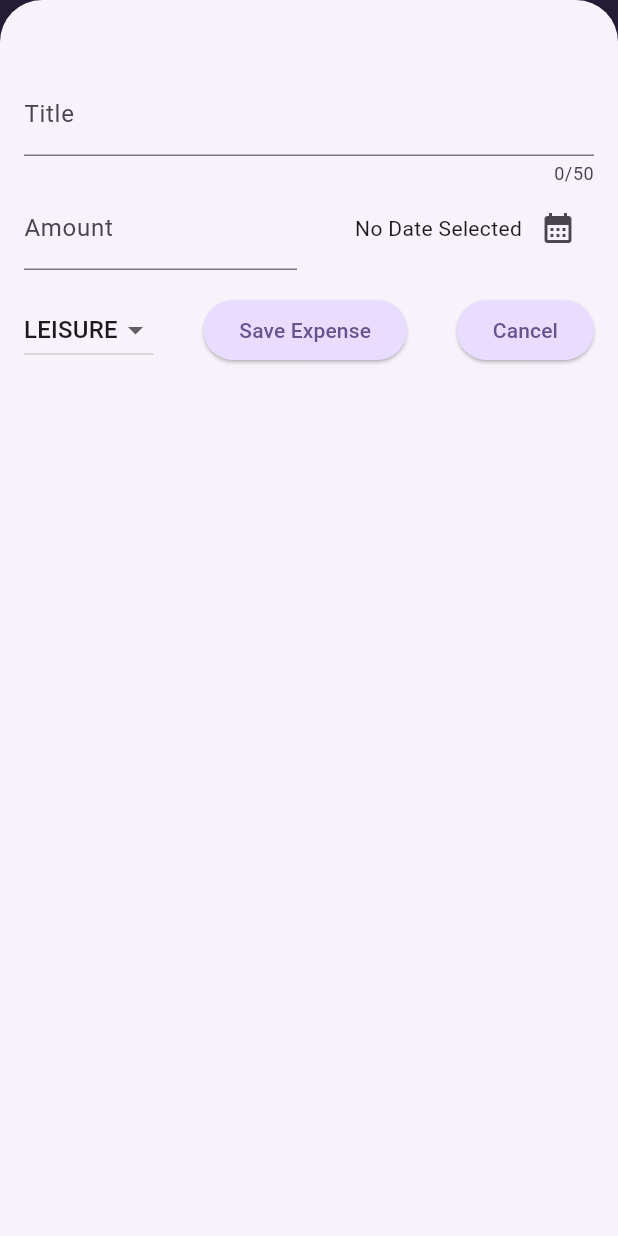
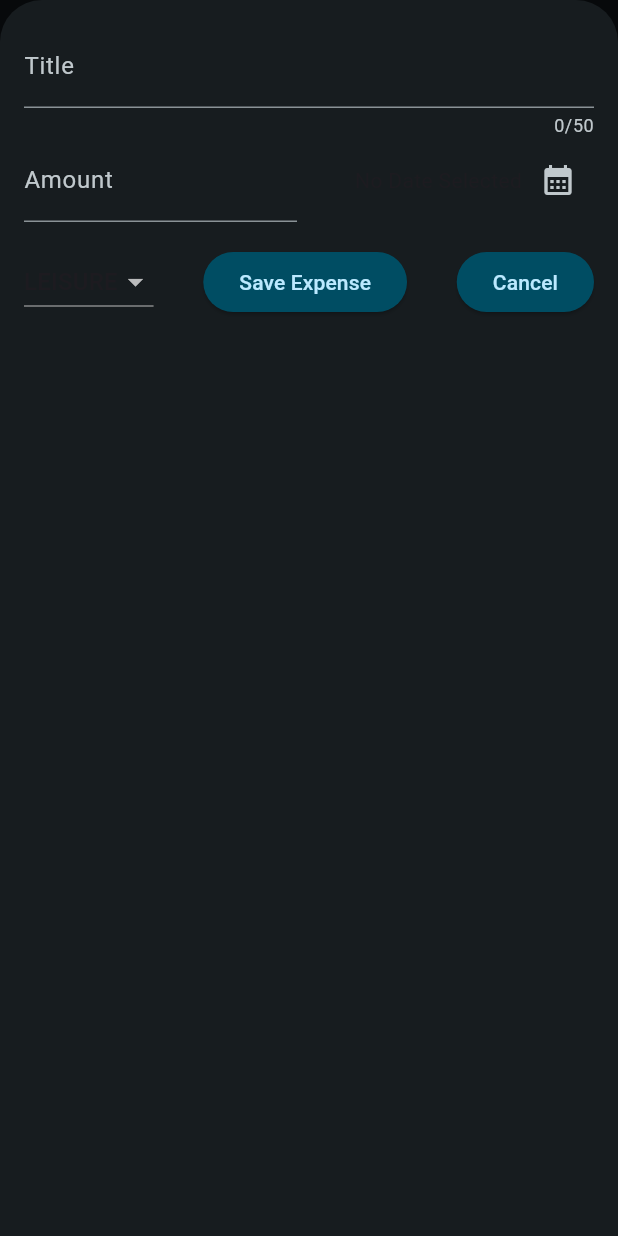
Before and after one commit to Michal-Iwa/Learning-Flutter, a Flutter app: the screen it shows after launch, after a tap on the "add" icon, on a phone screen of 412 x 824 dp. Run offline on Flutter 3.47's test engine with Material 3 defaults, Android fonts, the phone set to English and light mode, and no system bars; our stand-ins replace google_fonts.

Commit message:
make app resposive and adaptive

```diff
--- a/expenses_app/lib/main.dart
+++ b/expenses_app/lib/main.dart
@@ -1,14 +1,45 @@
 import 'package:flutter/material.dart';
+import 'package:flutter/cupertino.dart';
 
 import 'package:expenses_app/widgets/expenses.dart';
+// import 'package:flutter/services.dart';
 
 var kColorScheme = ColorScheme.fromSeed(
   seedColor: Color.fromARGB(255, 96, 59, 181),
 );
 
+var kDarkColorScheme = ColorScheme.fromSeed(
+  brightness: Brightness.dark,
+  seedColor: const Color.fromARGB(255, 5, 99, 125),
+);
+
 void main() {
+  // WidgetsFlutterBinding.ensureInitialized();
+  // SystemChrome.setPreferredOrientations([DeviceOrientation.portraitUp]).then((
+  //   fn,
+  // ) {
   runApp(
     MaterialApp(
+      darkTheme: ThemeData.dark().copyWith(
+        colorScheme: kDarkColorScheme,
+        cardTheme: CardThemeData().copyWith(
+          color: kDarkColorScheme.secondaryContainer,
+          margin: EdgeInsets.symmetric(horizontal: 16, vertical: 8),
+        ),
+        elevatedButtonTheme: ElevatedButtonThemeData(
+          style: ElevatedButton.styleFrom(
+            backgroundColor: kDarkColorScheme.primaryContainer,
+            foregroundColor: kDarkColorScheme.onPrimaryContainer,
+          ),
+        ),
+        textTheme: ThemeData().textTheme.copyWith(
+          titleLarge: TextStyle(
+            fontWeight: FontWeight.bold,
+            color: kDarkColorScheme.onSecondaryContainer,
+            fontSize: 16,
+          ),
+        ),
+      ),
       theme: ThemeData().copyWith(
         colorScheme: kColorScheme,
         appBarTheme: const AppBarTheme().copyWith(
@@ -26,13 +57,15 @@ void main() {
         ),
         textTheme: ThemeData().textTheme.copyWith(
           titleLarge: TextStyle(
-            fontWeight: FontWeight.normal,
+            fontWeight: FontWeight.bold,
             color: kColorScheme.onSecondaryContainer,
-            fontSize: 14,
+            fontSize: 16,
           ),
         ),
       ),
+      themeMode: ThemeMode.dark,
       home: const Expenses(),
     ),
   );
+  // });
 }
--- a/expenses_app/lib/models/expense.dart
+++ b/expenses_app/lib/models/expense.dart
@@ -15,8 +15,12 @@ const categoryIcons = {
 };
 
 class Expense {
-  Expense({required this.title, required this.amount, required this.date, required this.category})
-    : id = uuid.v4();
+  Expense({
+    required this.title,
+    required this.amount,
+    required this.date,
+    required this.category,
+  }) : id = uuid.v4();
   final String id;
   final String title;
   final double amount;
@@ -27,3 +31,19 @@ class Expense {
     return formatter.format(date);
   }
 }
+
+class ExpenseBucket {
+  const ExpenseBucket({required this.category, required this.expenses});
+
+  final Category category;
+  final List<Expense> expenses;
+
+  ExpenseBucket.forCategory(List<Expense> allExpenses, this.category)
+    : expenses = allExpenses
+          .where((expense) => expense.category == category)
+          .toList();
+
+  double get totalExpenses {
+    return expenses.fold(0, (sum, expense) => sum + expense.amount);
+  }
+}
--- /dev/null
+++ b/expenses_app/lib/widgets/chart/chart.dart
@@ -0,0 +1,96 @@
+import 'package:expenses_app/models/category.dart';
+import 'package:flutter/material.dart';
+
+import 'package:expenses_app/widgets/chart/chart_bar.dart';
+import 'package:expenses_app/models/expense.dart';
+
+class Chart extends StatelessWidget {
+  const Chart({super.key, required this.expenses});
+
+  final List<Expense> expenses;
+
+  List<ExpenseBucket> get buckets {
+    return [
+      ExpenseBucket.forCategory(expenses, Category.food),
+      ExpenseBucket.forCategory(expenses, Category.leisure),
+      ExpenseBucket.forCategory(expenses, Category.travel),
+      ExpenseBucket.forCategory(expenses, Category.work),
+    ];
+  }
+
+  double get maxTotalExpense {
+    double maxTotalExpense = 0;
+
+    for (final bucket in buckets) {
+      if (bucket.totalExpenses > maxTotalExpense) {
+        maxTotalExpense = bucket.totalExpenses;
+      }
+    }
+
+    return maxTotalExpense;
+  }
+
+  @override
+  Widget build(BuildContext context) {
+    final isDarkMode =
+        MediaQuery.of(context).platformBrightness == Brightness.dark;
+    return Container(
+      margin: const EdgeInsets.all(16),
+      padding: const EdgeInsets.symmetric(
+        vertical: 16,
+        horizontal: 8,
+      ),
+      width: double.infinity,
+      height: 180,
+      decoration: BoxDecoration(
+        borderRadius: BorderRadius.circular(8),
+        gradient: LinearGradient(
+          colors: [
+            Theme.of(context).colorScheme.primary.withOpacity(0.3),
+            Theme.of(context).colorScheme.primary.withOpacity(0.0)
+          ],
+          begin: Alignment.bottomCenter,
+          end: Alignment.topCenter,
+        ),
+      ),
+      child: Column(
+        children: [
+          Expanded(
+            child: Row(
+              crossAxisAlignment: CrossAxisAlignment.end,
+              children: [
+                for (final bucket in buckets) // alternative to map()
+                  ChartBar(
+                    fill: bucket.totalExpenses == 0
+                        ? 0
+                        : bucket.totalExpenses / maxTotalExpense,
+                  )
+              ],
+            ),
+          ),
+          const SizedBox(height: 12),
+          Row(
+            children: buckets
+                .map(
+                  (bucket) => Expanded(
+                    child: Padding(
+                      padding: const EdgeInsets.symmetric(horizontal: 4),
+                      child: Icon(
+                        categoryIcons[bucket.category],
+                        color: isDarkMode
+                            ? Theme.of(context).colorScheme.secondary
+                            : Theme.of(context)
+                                .colorScheme
+                                .primary
+                                .withOpacity(0.7),
+                      ),
+                    ),
+                  ),
+                )
+                .toList(),
+          )
+        ],
+      ),
+    );
+  }
+}
--- /dev/null
+++ b/expenses_app/lib/widgets/chart/chart_bar.dart
@@ -0,0 +1,34 @@
+import 'package:flutter/material.dart';
+
+class ChartBar extends StatelessWidget {
+  const ChartBar({
+    super.key,
+    required this.fill,
+  });
+
+  final double fill;
+
+  @override
+  Widget build(BuildContext context) {
+    final isDarkMode =
+        MediaQuery.of(context).platformBrightness == Brightness.dark;
+    return Expanded(
+      child: Padding(
+        padding: const EdgeInsets.symmetric(horizontal: 4),
+        child: FractionallySizedBox(
+          heightFactor: fill,
+          child: DecoratedBox(
+            decoration: BoxDecoration(
+              shape: BoxShape.rectangle,
+              borderRadius:
+                  const BorderRadius.vertical(top: Radius.circular(8)),
+              color: isDarkMode
+                  ? Theme.of(context).colorScheme.secondary
+                  : Theme.of(context).colorScheme.primary.withOpacity(0.65),
+            ),
+          ),
+        ),
+      ),
+    );
+  }
+}
--- a/expenses_app/lib/widgets/expenses.dart
+++ b/expenses_app/lib/widgets/expenses.dart
@@ -1,3 +1,4 @@
+import 'package:expenses_app/widgets/chart/chart.dart';
 import 'package:expenses_app/widgets/expenses_list/expense_list.dart';
 import 'package:expenses_app/models/category.dart';
 import 'package:expenses_app/models/expense.dart';
@@ -31,7 +32,9 @@ class _ExpensesState extends State<Expenses> {
 
   void _openAddExpenseOverlay() {
     showModalBottomSheet(
+      useSafeArea: true,
       isScrollControlled: true,
+      constraints: BoxConstraints.expand(),
       context: context,
       builder: (ctx) => NewExpense(onAddExpense: _addExpense),
     );
@@ -61,6 +64,8 @@ class _ExpensesState extends State<Expenses> {
 
   @override
   Widget build(BuildContext context) {
+    final width = MediaQuery.of(context).size.width;
+
     Widget mainContent = const Center(
       child: Text('No expenses found. Start Adding some!'),
     );
@@ -80,14 +85,19 @@ class _ExpensesState extends State<Expenses> {
           ),
         ],
       ),
-      body: Column(
+      body: width < 600 ? Column(
         children: [
-          const Text('The chart'),
+          Chart(expenses: _registeredExpenses),
           Expanded(
             child: mainContent
           ),
         ],
-      ),
+      ) : Row(children: [
+          Expanded(child: Chart(expenses: _registeredExpenses)),
+          Expanded(
+            child: mainContent
+          ),
+        ],)
     );
   }
 }
--- a/expenses_app/lib/widgets/expenses_list/expense_item.dart
+++ b/expenses_app/lib/widgets/expenses_list/expense_item.dart
@@ -11,8 +11,9 @@ class ExpenseItem extends StatelessWidget {
       child: Padding(
         padding: const EdgeInsets.symmetric(horizontal: 20, vertical: 16),
         child: Column(
+          crossAxisAlignment: CrossAxisAlignment.start,
           children: [
-            Text(expense.title),
+            Text(expense.title, style: Theme.of(context).textTheme.titleLarge),
             const SizedBox(height: 4),
             Row(
               children: [Text('\$${expense.amount.toStringAsFixed(2)}'),
--- a/expenses_app/lib/widgets/expenses_list/expense_list.dart
+++ b/expenses_app/lib/widgets/expenses_list/expense_list.dart
@@ -3,16 +3,24 @@ import 'package:expenses_app/widgets/expenses_list/expense_item.dart';
 import 'package:flutter/material.dart';
 
 class ExpenseList extends StatelessWidget {
-  const ExpenseList({super.key, required this.expenses, required this.onRemoveExpense});
+  const ExpenseList({
+    super.key,
+    required this.expenses,
+    required this.onRemoveExpense,
+  });
 
   final List<Expense> expenses;
-  final void Function (Expense expense) onRemoveExpense;
+  final void Function(Expense expense) onRemoveExpense;
 
   @override
   Widget build(BuildContext context) {
     return ListView.builder(
       itemCount: expenses.length,
       itemBuilder: (ctx, index) => Dismissible(
+        background: Container(
+          color: Theme.of(context).colorScheme.error,
+          margin: EdgeInsets.symmetric(horizontal: Theme.of(context).cardTheme.margin!.horizontal),
+        ),
         key: ValueKey(expenses[index]),
         onDismissed: (direction) {
           onRemoveExpense(expenses[index]);
--- a/expenses_app/lib/widgets/new_expense.dart
+++ b/expenses_app/lib/widgets/new_expense.dart
@@ -1,4 +1,7 @@
+import 'dart:io';
+
 import 'package:expenses_app/models/category.dart';
+import 'package:flutter/cupertino.dart';
 import 'package:flutter/material.dart';
 
 import 'package:expenses_app/models/expense.dart';
@@ -40,6 +43,23 @@ class _NewExpensesState extends State<NewExpense> {
     if (_titleController.text.trim().isEmpty ||
         amountIsInvalid ||
         _selectedDate == null) {
+      if (Platform.isIOS) {
+        showCupertinoDialog(
+          context: context,
+          builder: (ctx) => AlertDialog(
+            title: Text('Invalid input'),
+            content: Text(
+              'Please make sure a valid title, amount and date was entered',
+            ),
+            actions: [
+              TextButton(
+                onPressed: () => Navigator.pop(ctx),
+                child: const Text('Okay'),
+              ),
+            ],
+          ),
+        );
+      } else {
         showDialog(
           context: context,
           builder: (ctx) => AlertDialog(
@@ -55,6 +75,8 @@ class _NewExpensesState extends State<NewExpense> {
             ],
           ),
         );
+      }
+
       return;
     } else {
       widget.onAddExpense(
@@ -78,10 +100,49 @@ class _NewExpensesState extends State<NewExpense> {
 
   @override
   Widget build(BuildContext context) {
-    return Padding(
-      padding: const EdgeInsetsGeometry.fromLTRB(16, 48, 16, 16),
+    final keyboardSpace = MediaQuery.of(context).viewInsets.bottom;
+    return LayoutBuilder(
+      builder: (context, constraints) {
+        final width = constraints.maxWidth;
+
+        return SingleChildScrollView(
+          child: Padding(
+            padding: EdgeInsetsGeometry.fromLTRB(
+              16,
+              16,
+              16,
+              keyboardSpace + 16,
+            ),
             child: Column(
               children: [
+                if (width >= 600)
+                  Row(
+                    crossAxisAlignment: CrossAxisAlignment.start,
+                    children: [
+                      Expanded(
+                        child: TextField(
+                          controller: _titleController,
+                          maxLength: 50,
+                          keyboardType: TextInputType.text,
+                          decoration: const InputDecoration(
+                            label: Text('Title'),
+                          ),
+                        ),
+                      ),
+                      SizedBox(width: 16),
+                      Expanded(
+                        child: TextField(
+                          controller: _amountController,
+                          keyboardType: TextInputType.number,
+                          decoration: const InputDecoration(
+                            prefixText: '\$ ',
+                            label: Text('Amount'),
+                          ),
+                        ),
+                      ),
+                    ],
+                  )
+                else
                   TextField(
                     controller: _titleController,
                     maxLength: 50,
@@ -156,6 +217,9 @@ class _NewExpensesState extends State<NewExpense> {
                 ),
               ],
             ),
+          ),
+        );
+      },
     );
   }
 }
```
Lines whose indentation alone changed are shown as unchanged.
